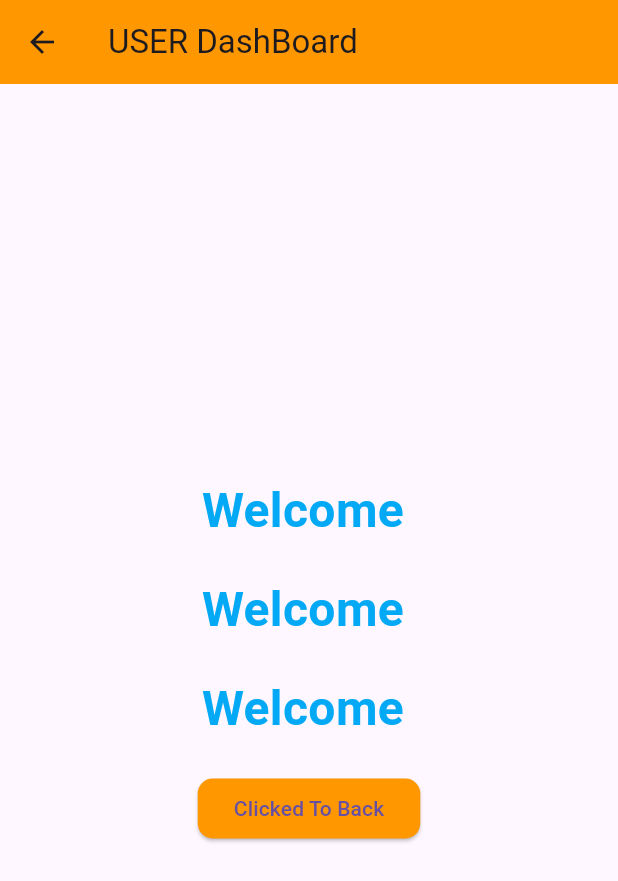
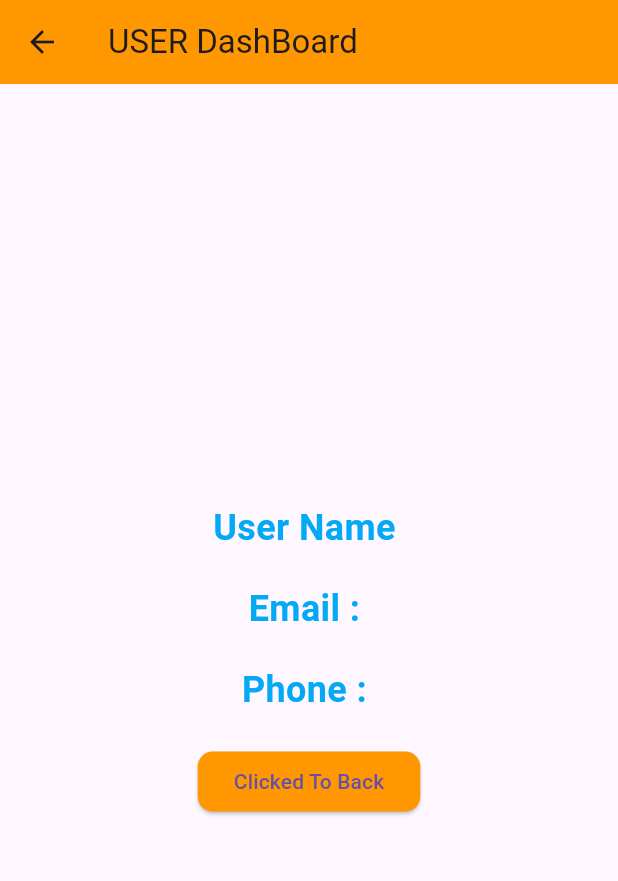
Before and after one commit to akashm936/practiceapp1, a Flutter app: the screen it shows after launch, after a tap on "Submit", on a phone screen of 412 x 824 dp. Shown: the top 881 px of the screen. Run offline on Flutter 3.47's test engine with Material 3 defaults, Android fonts, the phone set to English and light mode, and no system bars.

Commit message:
Login Form is build and pass data from login from to another Screen

```diff
--- a/lib/LoginForm.dart
+++ b/lib/LoginForm.dart
@@ -5,8 +5,9 @@ import 'package:practiceapp1/welcomepage.dart';
 class LoginForm extends StatelessWidget{
 
   var username = TextEditingController();
-  var userpass = TextEditingController();
-  var userconfpass = TextEditingController();
+  var useremail = TextEditingController();
+  var userphoneno = TextEditingController();
+
   @override
   Widget build(BuildContext context) {
     return Scaffold(
@@ -39,9 +40,9 @@ class LoginForm extends StatelessWidget{
                   ),
                   SizedBox(height: 10,),
                   TextField(
-                    controller: userpass,
+                    controller: useremail,
                     decoration: InputDecoration(
-                      hintText: "Enter Password",
+                      hintText: "Enter Email",
                         border: OutlineInputBorder(
                             borderSide: BorderSide(
                               width: 3,
@@ -52,9 +53,9 @@ class LoginForm extends StatelessWidget{
                   ),
                   SizedBox(height: 10,),
                   TextField(
-                    controller: userconfpass,
+                    controller: userphoneno,
                     decoration: InputDecoration(
-                      hintText: "Enter Confirm Password",
+                      hintText: "Enter phone number",
                         border: OutlineInputBorder(
                             borderSide: BorderSide(
                               width: 3,
@@ -65,8 +66,8 @@ class LoginForm extends StatelessWidget{
                   ),
                   SizedBox(height: 10,),
                   ElevatedButton(onPressed: (){
-                    print("${username.text.toString()}, ${userpass.text.toString()}, ${userconfpass.text.toString()}");
-                    Navigator.push(context, MaterialPageRoute(builder: (context)=> WelcomePage(username.text.toString(),userpass.text.toString(),userconfpass.text.toString())));
+                    print("${username.text.toString()}, ${useremail.text.toString()}, ${userphoneno.text.toString()}");
+                    Navigator.push(context, MaterialPageRoute(builder: (context)=>WelcomePage(username.text.toString(),useremail.text.toString(),userphoneno.text.toString())));
                   }, child: Text("Submit"))
                 ],
               ),
--- a/lib/SplashScreen.dart
+++ b/lib/SplashScreen.dart
@@ -1,8 +1,8 @@
 import 'dart:async';
 
 import 'package:flutter/material.dart';
-import 'package:practiceapp1/main.dart';
-import 'package:practiceapp1/welcomepage.dart';
+import 'package:practiceapp1/LoginForm.dart';
+
 
 class SplashScreen extends StatefulWidget {
   @override
@@ -16,7 +16,7 @@ class _SplashScreenState extends State<SplashScreen> {
     Timer(Duration(seconds: 5), () {
       Navigator.pushReplacement(
         context,
-        MaterialPageRoute(builder: (context) => MyHomePage()),
+        MaterialPageRoute(builder: (context) => LoginForm()),
       );
     });
   }
@@ -24,7 +24,7 @@ class _SplashScreenState extends State<SplashScreen> {
   @override
   Widget build(BuildContext context) {
     return Container(
-      color: Colors.black,
+      color: Colors.white,
       child: Center(child: Image.asset("assets/images/flutter.png",width: 150,height: 150,) ),
     );
   }
--- a/lib/main.dart
+++ b/lib/main.dart
@@ -1,9 +1,6 @@
 import 'package:flutter/material.dart';
 import 'package:practiceapp1/LoginForm.dart';
 import 'package:practiceapp1/SplashScreen.dart';
-import 'package:practiceapp1/calculatorapp.dart';
-import 'package:practiceapp1/counterapppage.dart';
-import 'package:practiceapp1/welcomepage.dart';
 
 void main() {
   runApp(const MyApp());
@@ -16,7 +13,7 @@ class MyApp extends StatelessWidget {
     return MaterialApp(
       debugShowCheckedModeBanner: false,
         title: "StateFulWidget",
-        home: LoginForm(),
+        home: SplashScreen(),
         theme: ThemeData(
           appBarTheme: AppBarTheme(
             backgroundColor: Colors.orange,
@@ -34,7 +31,7 @@ class MyApp extends StatelessWidget {
 }
 
 class MyHomePage extends StatelessWidget{
-
+MyHomePage({super.key});
   // var hometextfield = TextEditingController();
 
   @override
@@ -76,7 +73,6 @@ class MyHomePage extends StatelessWidget{
             ),
             SizedBox(height: 20,),
             ElevatedButton(onPressed: (){
-              Navigator.push(context, MaterialPageRoute(builder: (context)=> WelcomePage()));
             }, child: Text("Click")),
           ],
         ),
--- a/lib/welcomepage.dart
+++ b/lib/welcomepage.dart
@@ -3,11 +3,14 @@ import 'package:flutter/material.dart';
 import 'package:practiceapp1/LoginForm.dart';
 import 'package:practiceapp1/main.dart';
 
+
 class WelcomePage extends StatelessWidget {
-  var username1;
-  var userpass1;
-  var userconfpass1;
-  WelcomePage( this.username1, this.userpass1,this.userconfpass1);
+
+  var usernamehome = "";
+  var useremail = "";
+  var userphone = "" ;
+
+  WelcomePage(this.usernamehome, this.useremail, this.userphone);
 
   @override
   Widget build(BuildContext context) {
@@ -18,27 +21,27 @@ class WelcomePage extends StatelessWidget {
           mainAxisAlignment: MainAxisAlignment.center,
           children: [
             Text(
-              "Welcome $username1",
+              "User Name $usernamehome",
               style: TextStyle(
-                fontSize: 32,
+                fontSize: 24,
                 fontWeight: FontWeight.bold,
                 color: Colors.lightBlue,
               ),
             ),
             SizedBox(height: 20,),
             Text(
-              "Welcome $userpass1",
+              "Email : $useremail",
               style: TextStyle(
-                fontSize: 32,
+                fontSize: 24,
                 fontWeight: FontWeight.bold,
                 color: Colors.lightBlue,
               ),
             ),
             SizedBox(height: 20,),
             Text(
-              "Welcome $userconfpass1",
+              "Phone : $userphone",
               style: TextStyle(
-                fontSize: 32,
+                fontSize: 24,
                 fontWeight: FontWeight.bold,
                 color: Colors.lightBlue,
               ),
```
